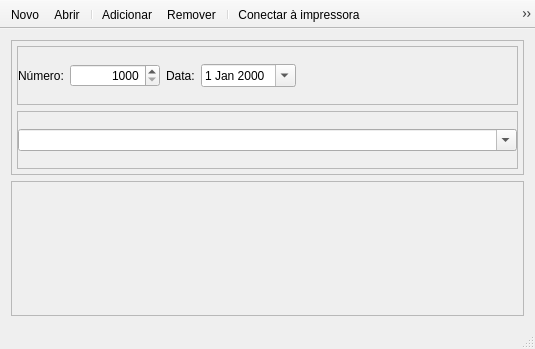
leidensj/BKVale, file mainwindow.ui: the form before one commit.
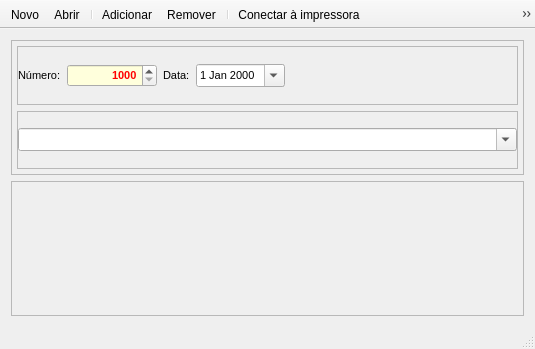
The form after the commit. Icons and pictures are not drawn.

Diff of the .ui file:
```diff
--- a/mainwindow.ui
+++ b/mainwindow.ui
@@ -66,6 +66,13 @@
           </property>
           <item>
            <widget class="QLabel" name="label_2">
+            <property name="font">
+             <font>
+              <pointsize>8</pointsize>
+              <weight>50</weight>
+              <bold>false</bold>
+             </font>
+            </property>
             <property name="text">
              <string>Número:</string>
             </property>
@@ -79,6 +86,77 @@
               <height>0</height>
              </size>
             </property>
+            <property name="palette">
+             <palette>
+              <active>
+               <colorrole role="Text">
+                <brush brushstyle="SolidPattern">
+                 <color alpha="255">
+                  <red>255</red>
+                  <green>0</green>
+                  <blue>0</blue>
+                 </color>
+                </brush>
+               </colorrole>
+               <colorrole role="Base">
+                <brush brushstyle="SolidPattern">
+                 <color alpha="255">
+                  <red>255</red>
+                  <green>255</green>
+                  <blue>220</blue>
+                 </color>
+                </brush>
+               </colorrole>
+              </active>
+              <inactive>
+               <colorrole role="Text">
+                <brush brushstyle="SolidPattern">
+                 <color alpha="255">
+                  <red>255</red>
+                  <green>0</green>
+                  <blue>0</blue>
+                 </color>
+                </brush>
+               </colorrole>
+               <colorrole role="Base">
+                <brush brushstyle="SolidPattern">
+                 <color alpha="255">
+                  <red>255</red>
+                  <green>255</green>
+                  <blue>220</blue>
+                 </color>
+                </brush>
+               </colorrole>
+              </inactive>
+              <disabled>
+               <colorrole role="Text">
+                <brush brushstyle="SolidPattern">
+                 <color alpha="255">
+                  <red>120</red>
+                  <green>120</green>
+                  <blue>120</blue>
+                 </color>
+                </brush>
+               </colorrole>
+               <colorrole role="Base">
+                <brush brushstyle="SolidPattern">
+                 <color alpha="255">
+                  <red>240</red>
+                  <green>240</green>
+                  <blue>240</blue>
+                 </color>
+                </brush>
+               </colorrole>
+              </disabled>
+             </palette>
+            </property>
+            <property name="font">
+             <font>
+              <pointsize>8</pointsize>
+              <weight>75</weight>
+              <bold>true</bold>
+             </font>
+            </property>
             <property name="alignment">
              <set>Qt::AlignRight|Qt::AlignTrailing|Qt::AlignVCenter</set>
             </property>
@@ -98,6 +176,13 @@
           </item>
           <item>
            <widget class="QLabel" name="label">
+            <property name="font">
+             <font>
+              <pointsize>8</pointsize>
+              <weight>50</weight>
+              <bold>false</bold>
+             </font>
+            </property>
             <property name="text">
              <string>Data:</string>
             </property>
@@ -105,6 +190,13 @@
           </item>
           <item>
            <widget class="QDateEdit" name="date">
+            <property name="font">
+             <font>
+              <pointsize>8</pointsize>
+              <weight>50</weight>
+              <bold>false</bold>
+             </font>
+            </property>
             <property name="wrapping">
              <bool>false</bool>
             </property>
@@ -164,6 +256,13 @@
               <verstretch>0</verstretch>
              </sizepolicy>
             </property>
+            <property name="font">
+             <font>
+              <pointsize>10</pointsize>
+              <weight>75</weight>
+              <bold>true</bold>
+             </font>
+            </property>
             <property name="editable">
              <bool>true</bool>
             </property>
```
Left out of the diff: 4 changed lines with no effect on the pictures.
